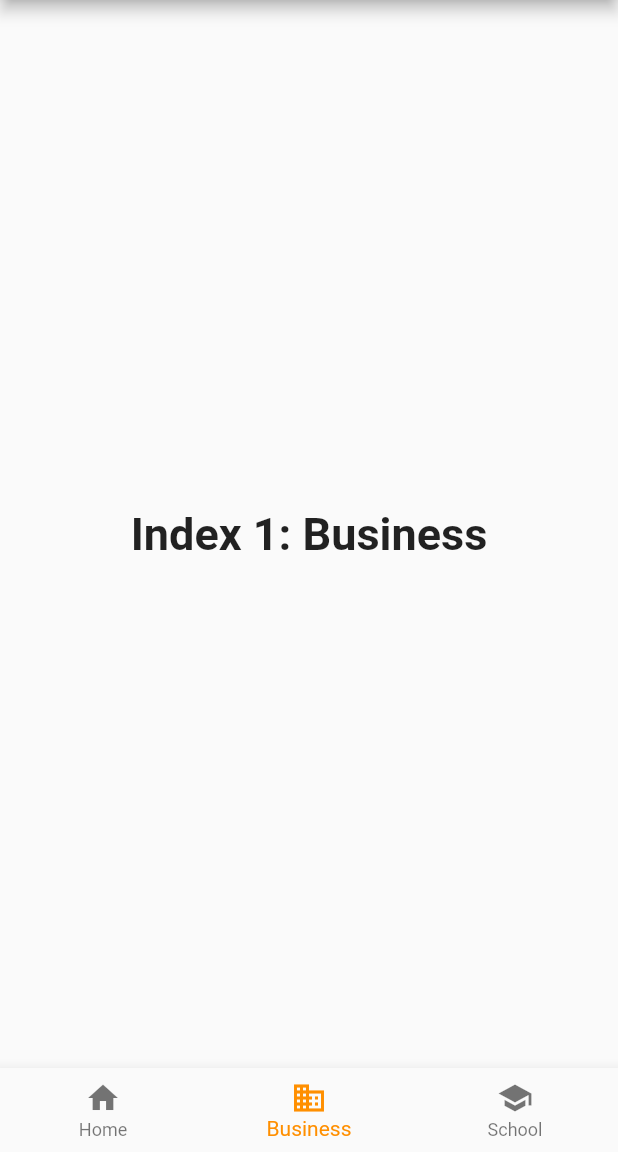
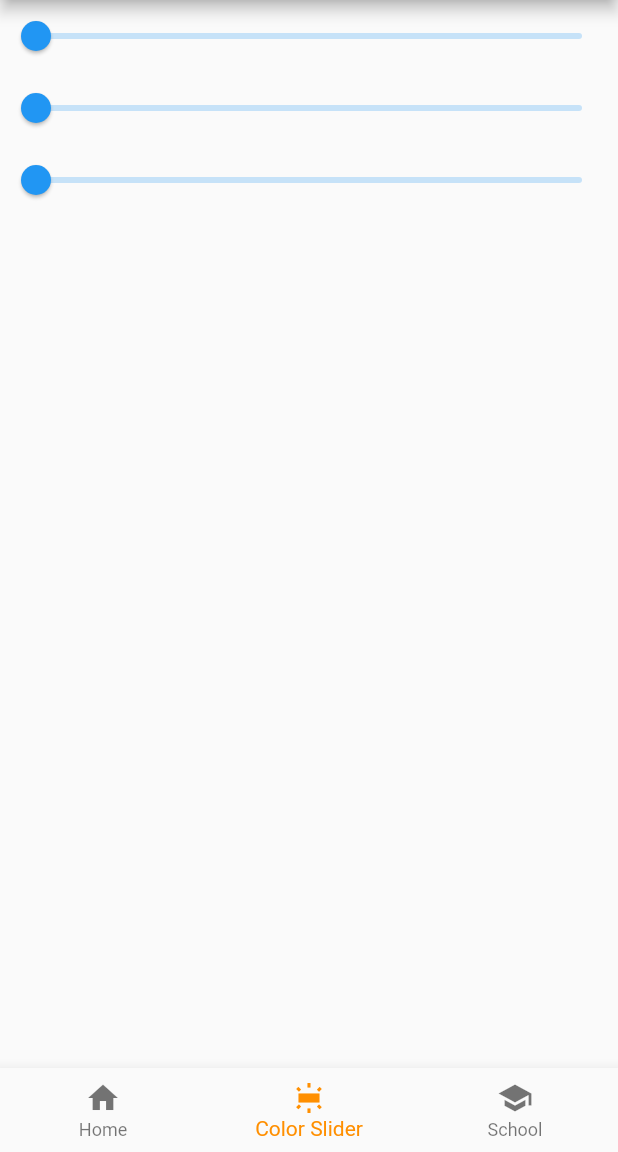
Before and after one commit to rrbaeta/my_first_flutter_app, a Flutter app: the screen it shows after launch, item 2 of the bottom bar chosen, on a phone screen of 412 x 824 dp, the part 84-1236 px from its top. Run offline on Flutter 3.47's test engine with Material 2 defaults, Android fonts, the phone set to English and light mode, and no system bars.

Commit message:
added adaptive sliders

```diff
--- a/lib/navBar/navBar.dart
+++ b/lib/navBar/navBar.dart
@@ -1,5 +1,6 @@
 import 'package:flutter/material.dart';
 import 'package:my_first_flutter_app/views/defaultCounter.dart';
+import 'package:my_first_flutter_app/views/rgbSlider.dart';
 
 /// This is the stateful widget that the main application instantiates.
 class MyStatefulWidget extends StatefulWidget {
@@ -18,10 +19,7 @@ class _MyStatefulWidgetState extends State<MyStatefulWidget> {
     MyHomePage(
         title: "The Epic Home Page"
     ),
-    Text(
-      'Index 1: Business',
-      style: optionStyle,
-    ),
+    MySliderPage(),
     Text(
       'Index 2: School',
       style: optionStyle,
@@ -50,8 +48,8 @@ class _MyStatefulWidgetState extends State<MyStatefulWidget> {
             label: 'Home',
           ),
           BottomNavigationBarItem(
-            icon: Icon(Icons.business),
-            label: 'Business',
+            icon: Icon(Icons.flourescent_sharp),
+            label: 'Color Slider',
           ),
           BottomNavigationBarItem(
             icon: Icon(Icons.school),
--- /dev/null
+++ b/lib/views/rgbSlider.dart
@@ -0,0 +1,65 @@
+import 'package:flutter/material.dart';
+
+class MySliderPage extends StatefulWidget {
+  const MySliderPage({Key? key}) : super(key: key);
+
+  @override
+  State<MySliderPage> createState() => _MySliderPageState();
+}
+
+class _MySliderPageState extends State<MySliderPage> {
+  double _currentSliderValueRed = 0;
+  double _currentSliderValueGreen = 0;
+  double _currentSliderValueBlue = 0;
+
+  @override
+  Widget build(BuildContext context) {
+    return Scaffold(
+
+      body: Center(
+        child: Column(
+          children: <Widget>[
+
+            Slider.adaptive(
+              value: _currentSliderValueRed,
+              min: 0,
+              max: 255,
+              label: _currentSliderValueRed.round().toString(),
+              onChanged: (double value) {
+                setState(() {
+                  _currentSliderValueRed = value;
+                });
+              }
+            ),
+
+            Slider.adaptive(
+                value: _currentSliderValueGreen,
+                min: 0,
+                max: 255,
+                label: _currentSliderValueGreen.round().toString(),
+                onChanged: (double value) {
+                  setState(() {
+                    _currentSliderValueGreen = value;
+                  });
+                }
+            ),
+
+            Slider.adaptive(
+                value: _currentSliderValueBlue,
+                min: 0,
+                max: 255,
+                label: _currentSliderValueBlue.round().toString(),
+                onChanged: (double value) {
+                  setState(() {
+                    _currentSliderValueBlue = value;
+                  });
+                }
+            ),
+
+          ]
+        )
+     )
+
+    );
+  }
+}
```
